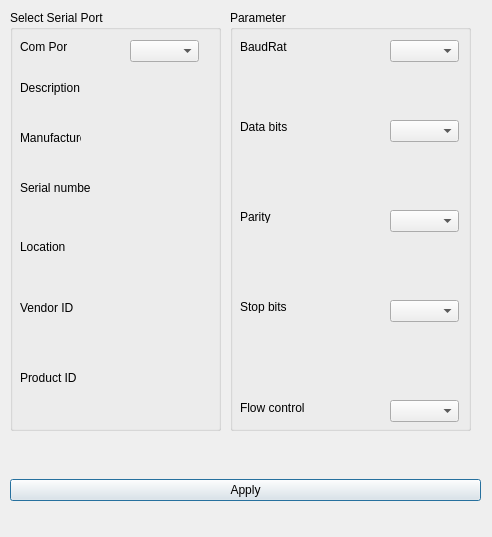
First picture: the form in settingsdialog.ui, repository fry767/QTui, before the edit.
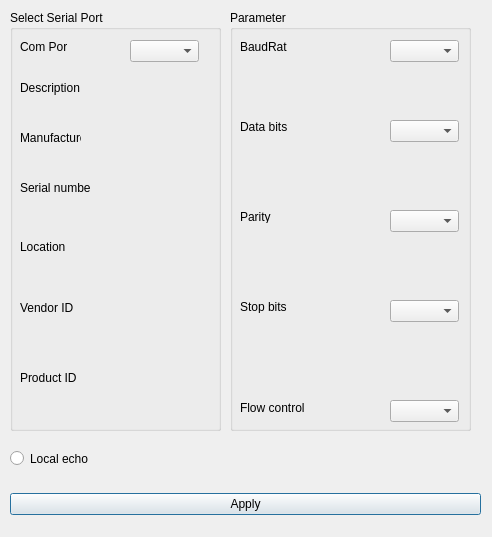
Second picture: the form after the edit.

```diff
--- a/settingsdialog.ui
+++ b/settingsdialog.ui
@@ -17,9 +17,9 @@
    <property name="geometry">
     <rect>
      <x>10</x>
-     <y>450</y>
+     <y>479</y>
      <width>471</width>
-     <height>80</height>
+     <height>51</height>
     </rect>
    </property>
    <layout class="QHBoxLayout" name="horizontalLayout">
@@ -274,6 +274,19 @@
     </property>
    </widget>
   </widget>
+  <widget class="QRadioButton" name="localEchoRadioButton">
+   <property name="geometry">
+    <rect>
+     <x>10</x>
+     <y>450</y>
+     <width>82</width>
+     <height>17</height>
+    </rect>
+   </property>
+   <property name="text">
+    <string>Local echo</string>
+   </property>
+  </widget>
  </widget>
  <resources/>
  <connections/>
```
